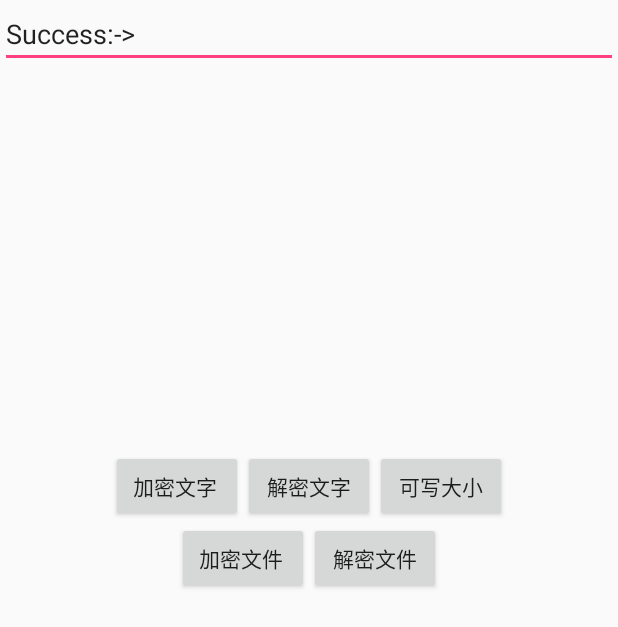
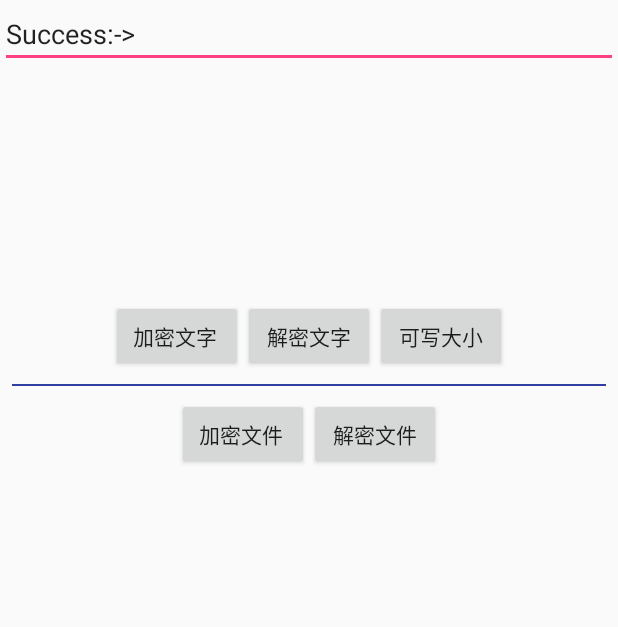
Before and after one commit to coding-dream/Stephy, an Android app: the screen it shows after launch (MainActivity), after a tap on "加密文件", on a phone screen of 412 x 824 dp. Shown: the top 627 px of the screen. Run offline under Robolectric (Android 15) with nearby library versions, the phone set to English and light mode, and no system bars; 1 statement that could not run was skipped; 3 other taps on this screen came first.

```diff
--- a/app/src/main/java/com/less/steganography/FileUtils.java
+++ b/app/src/main/java/com/less/steganography/FileUtils.java
@@ -2,7 +2,11 @@ package com.less.steganography;
 
 import android.content.res.Resources;
 
+import java.io.BufferedInputStream;
 import java.io.BufferedReader;
+import java.io.ByteArrayOutputStream;
+import java.io.File;
+import java.io.FileOutputStream;
 import java.io.IOException;
 import java.io.InputStream;
 import java.io.InputStreamReader;
@@ -13,7 +17,7 @@ import java.io.InputStreamReader;
 
 public class FileUtils {
 
-    public static String readRaw(Resources resources,int rawId){
+    public static String readRawString(Resources resources,int rawId){
         try {
             InputStream inputStream = resources.openRawResource(rawId);
             BufferedReader bufferedReader = new BufferedReader(new InputStreamReader(inputStream));
@@ -30,4 +34,38 @@ public class FileUtils {
         }
         return "";
     }
+
+    public static byte[] readRawData(Resources resources,int rawId){
+        try {
+            ByteArrayOutputStream byteArrayOutputStream = new ByteArrayOutputStream();
+
+            InputStream inputStream = resources.openRawResource(rawId);
+            BufferedInputStream bufferedInputStream = new BufferedInputStream(inputStream);
+            byte[] buffer = new byte[1024];
+            int hasRead = -1;
+            while ( (hasRead = bufferedInputStream.read(buffer))!= -1) {
+                byteArrayOutputStream.write(buffer, 0, hasRead);
+            }
+            bufferedInputStream.close();
+            inputStream.close();
+            byteArrayOutputStream.close();
+            byte[] data = byteArrayOutputStream.toByteArray();
+            return data;
+        } catch (IOException e) {
+            e.printStackTrace();
+        }
+        return null;
+    }
+
+    public static void writeData(byte[] data,String destPath){
+        try {
+            File file = new File(destPath);
+            FileOutputStream fileOutputStream = new FileOutputStream(file);
+            fileOutputStream.write(data);
+            fileOutputStream.flush();
+            fileOutputStream.close();
+        } catch (Exception e) {
+            e.printStackTrace();
+        }
+    }
 }
--- a/app/src/main/java/com/less/steganography/MainActivity.java
+++ b/app/src/main/java/com/less/steganography/MainActivity.java
@@ -4,10 +4,12 @@ import android.app.Activity;
 import android.graphics.Bitmap;
 import android.graphics.BitmapFactory;
 import android.os.Bundle;
+import android.os.Environment;
 import android.view.View;
 import android.widget.EditText;
 import android.widget.Toast;
 
+import com.less.imagemanager.ByteArrayCallback;
 import com.less.imagemanager.ImageManager;
 import com.less.imagemanager.ResultCallback;
 import com.less.imagemanager.StringCallback;
@@ -15,7 +17,7 @@ import com.less.imagemanager.StringCallback;
 import java.io.File;
 
 public class MainActivity extends Activity implements View.OnClickListener {
-	private String path = "/sdcard/test.png";
+	private String outEncryptImg = Environment.getExternalStorageDirectory().getAbsolutePath() + "/encrypt.png";
 	private EditText et_input ;
 
 	@Override
@@ -30,7 +32,7 @@ public class MainActivity extends Activity implements View.OnClickListener {
 		et_input = findViewById(R.id.et_input);
 
 		// 测试一段长文本
-		String text = FileUtils.readRaw(getResources(),R.raw.test);
+		String text = FileUtils.readRawString(getResources(),R.raw.msg);
 		et_input.setText(text);
 	}
 
@@ -41,7 +43,7 @@ public class MainActivity extends Activity implements View.OnClickListener {
 			case R.id.btn_encrypt:
 				String text = et_input.getText().toString();
 				// init
-				ImageManager.getInstance().encrypt(text, bitmap_encrypt, path, new ResultCallback() {
+				ImageManager.getInstance().encrypt(text, bitmap_encrypt, outEncryptImg, new ResultCallback() {
 					@Override
 					public void done(File imageFile) {
 						Toast.makeText(MainActivity.this, "加密完成-> " + imageFile.getAbsolutePath(), Toast.LENGTH_SHORT).show();
@@ -49,8 +51,8 @@ public class MainActivity extends Activity implements View.OnClickListener {
 				});
 				break;
 			case R.id.btn_decrypt:
-				Bitmap bitmap_decrypt = BitmapFactory.decodeFile(path);
-				ImageManager.getInstance().decrypt(bitmap_decrypt, new StringCallback() {
+				Bitmap bitmap_decrypt1 = BitmapFactory.decodeFile(outEncryptImg);
+				ImageManager.getInstance().decrypt(bitmap_decrypt1, new StringCallback() {
 					@Override
 					public void done(String message) {
 						et_input.setText("Success:->" + message);
@@ -63,11 +65,24 @@ public class MainActivity extends Activity implements View.OnClickListener {
 				Toast.makeText(this, "可写大小: " + size + " 个byte", Toast.LENGTH_SHORT).show();
 				break;
 			case R.id.btn_encrypt_file:
-
-				ImageManager.getInstance().encrypt();
+				byte[] data = FileUtils.readRawData(getResources(), R.raw.file);
+				ImageManager.getInstance().encrypt(data, bitmap_encrypt, outEncryptImg, new ResultCallback() {
+					@Override
+					public void done(File imageFile) {
+						Toast.makeText(MainActivity.this, "加密完成-> " + imageFile.getAbsolutePath(), Toast.LENGTH_SHORT).show();
+					}
+				});
 				break;
 			case R.id.btn_decrypt_file:
-
+				Bitmap bitmap_decrypt2 = BitmapFactory.decodeFile(outEncryptImg);
+				ImageManager.getInstance().decrypt(bitmap_decrypt2, new ByteArrayCallback() {
+					@Override
+					public void done(byte [] data) {
+						String destPath = Environment.getExternalStorageDirectory().getAbsolutePath() + "/destFile.txt";
+						FileUtils.writeData(data,destPath);
+						Toast.makeText(MainActivity.this, "解密完成 => Save to " + destPath, Toast.LENGTH_SHORT).show();
+					}
+				});
 				break;
 		}
 	}
--- a/app/src/main/res/layout/activity_main.xml
+++ b/app/src/main/res/layout/activity_main.xml
@@ -8,7 +8,7 @@
 
     <ScrollView
         android:layout_width="match_parent"
-        android:layout_height="300dp">
+        android:layout_height="200dp">
     <EditText
         android:id="@+id/et_input"
         android:text="xx"
@@ -40,6 +40,12 @@
 
     </LinearLayout>
 
+    <View
+        android:layout_margin="8dp"
+        android:layout_width="match_parent"
+        android:layout_height="1dp"
+        android:background="@color/colorPrimaryDark"/>
+
     <LinearLayout
         android:gravity="center"
         android:orientation="horizontal"
--- /dev/null
+++ b/app/src/main/res/raw/file.txt
@@ -0,0 +1 @@
+你最近好吗?这是待测试的加密文件哦，Haha！
```
Also changed, not shown: app/src/main/res/raw/msg.txt (renamed from app/src/main/res/raw/test.txt).
